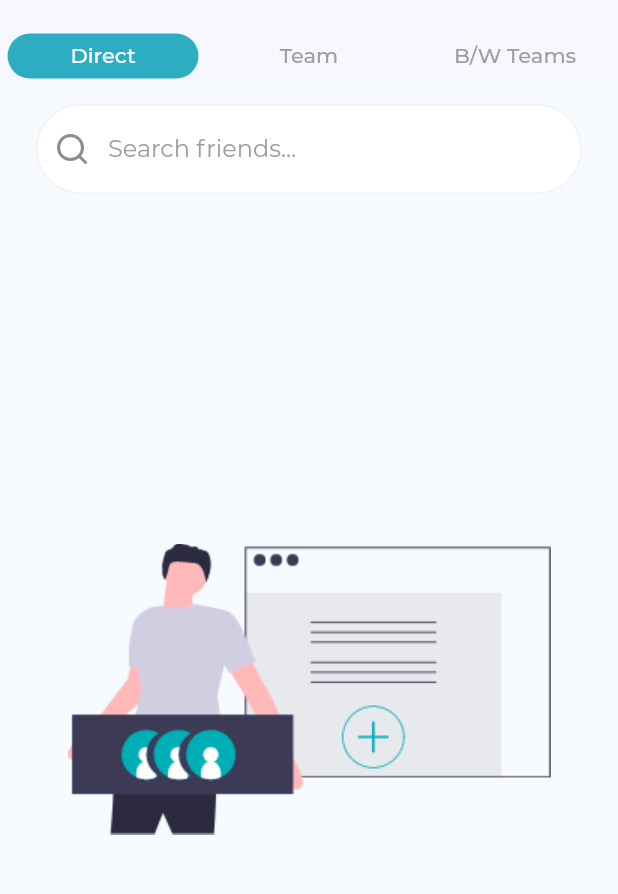
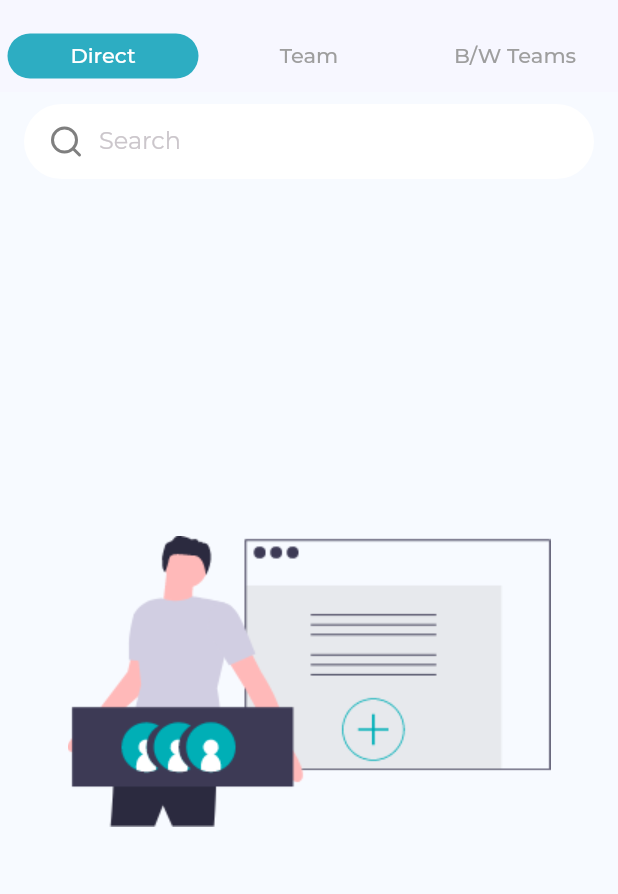
Before and after one commit to Runbhumi/Runbhumi, a Flutter app: the Network screen opened by its route, on a phone screen of 412 x 824 dp, the part 64-958 px from its top. Run offline on Flutter 3.47's test engine with Material 2 defaults, Android fonts, the phone set to English and light mode, and no system bars; our stand-ins replace bubble_tab_indicator, cloud_firestore, datetime_picker_formfield, firebase_auth, firebase_core, firebase_storage and 6 more; missing offline and left inert: connectivity_widget; accounts and stored records are empty; project files that could hold a hidden picture were left out.

Commit message:
✨🐛removed keyboard opening again bug from search

```diff
--- a/lib/utils/theme_config.dart
+++ b/lib/utils/theme_config.dart
@@ -100,10 +100,11 @@ class ThemeNotifier extends ChangeNotifier {
       ),
       inputDecorationTheme: InputDecorationTheme(
         hintStyle: TextStyle(
-          color: Color(0xff333333),
+          color: Color(0xff555555),
         ),
         filled: true,
         fillColor: Colors.black,
+        hoverColor: Colors.white,
         alignLabelWithHint: true,
         border: InputBorder.none,
         enabledBorder: OutlineInputBorder(
--- a/lib/view/Chats/messagePage.dart
+++ b/lib/view/Chats/messagePage.dart
@@ -288,22 +288,54 @@ class _DirectChatsState extends State<DirectChats> {
         children: [
           Padding(
             padding:
-                const EdgeInsets.symmetric(horizontal: 24.0, vertical: 8.0),
-            child: Container(
-              child: TextField(
-                onTap: () {
-                  showSearch(context: context, delegate: UserSearchDirect());
-                },
-                controller: friendsSearch,
-                decoration: const InputDecoration(
-                  hintText: 'Search friends...',
-                  prefixIcon: Icon(Feather.search),
-                  hintStyle: const TextStyle(color: Colors.grey),
+                const EdgeInsets.symmetric(horizontal: 16.0, vertical: 8.0),
+            child: GestureDetector(
+              onTap: () {
+                showSearch(context: context, delegate: UserSearchDirect());
+              },
+              child: Container(
+                padding: EdgeInsets.symmetric(horizontal: 16),
+                height: 50,
+                decoration: BoxDecoration(
+                  color: Theme.of(context).inputDecorationTheme.fillColor,
+                  borderRadius: BorderRadius.circular(40),
                 ),
-                style: const TextStyle(fontSize: 16.0),
-                onChanged: updateSearchQuery,
+                child: Row(
+                  children: <Widget>[
+                    Icon(
+                      Feather.search,
+                      color: Theme.of(context).iconTheme.color.withOpacity(0.5),
+                    ),
+                    SizedBox(
+                      width: 10,
+                    ),
+                    Text(
+                      "Search",
+                      style: TextStyle(
+                        color:
+                            Theme.of(context).inputDecorationTheme.hintStyle.color,
+                        fontSize: 16,
+                      ),
+                    )
+                  ],
+                ),
               ),
             ),
+            // child: Container(
+            //   child: TextField(
+            //     onTap: () {
+            //       showSearch(context: context, delegate: UserSearchDirect());
+            //     },
+            //     controller: friendsSearch,
+            //     decoration: const InputDecoration(
+            //       hintText: 'Search friends...',
+            //       prefixIcon: Icon(Feather.search),
+            //       hintStyle: const TextStyle(color: Colors.grey),
+            //     ),
+            //     style: const TextStyle(fontSize: 16.0),
+            //     onChanged: updateSearchQuery,
+            //   ),
+            // ),
           ),
           Expanded(
             child: Stack(
@@ -335,9 +367,9 @@ class UserSearchDirect extends SearchDelegate<ListView> {
         .snapshots();
   }
 
- @override
+  @override
   ThemeData appBarTheme(BuildContext context) {
-  final theme = Provider.of<ThemeNotifier>(context);
+    final theme = Provider.of<ThemeNotifier>(context);
     return ThemeData(
       primaryColor: theme.currentTheme.appBarTheme.color,
       appBarTheme: theme.currentTheme.appBarTheme,
--- a/lib/view/addPost.dart
+++ b/lib/view/addPost.dart
@@ -238,7 +238,8 @@ class _Page1State extends State<Page1> {
             ),
             InputBox(
               controller: widget._locationController,
-              hintText: "Location",
+              hintText: "Borvalli, Mumbai, MH",
+              labelText: "Location",
               validateFunction: Validations.validateNonEmpty,
             ),
             Padding(
@@ -250,8 +251,9 @@ class _Page1State extends State<Page1> {
                   // maxLengthEnforced: false,
                   maxLines: 2,
                   decoration: InputDecoration(
-                      labelText: "Description",
-                      hintText: "I want a 5v5 for..."),
+                    labelText: "Description",
+                    hintText: "I want a 5v5 for...",
+                  ),
                 ),
               ),
             ),
```
